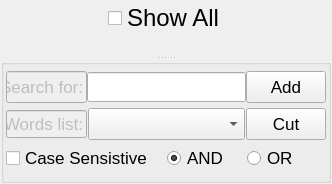
Before: the Qt Designer form ui_forms/selectoptions.ui in parisolab/mathmod, drawn with Qt 5.
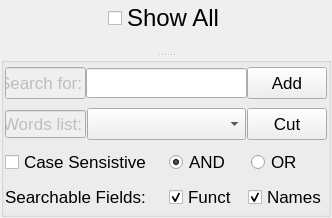
After: the same form once the commit is applied.

Commit message: #13 ADD Scripts Tool selection

```diff
--- a/ui_forms/selectoptions.ui
+++ b/ui_forms/selectoptions.ui
@@ -7,7 +7,7 @@
     <x>0</x>
     <y>0</y>
     <width>332</width>
-    <height>184</height>
+    <height>218</height>
    </rect>
   </property>
   <property name="sizePolicy">
@@ -19,7 +19,7 @@
   <property name="windowTitle">
    <string>Search Options</string>
   </property>
-  <layout class="QGridLayout" name="gridLayout_2">
+  <layout class="QGridLayout" name="gridLayout">
    <property name="leftMargin">
     <number>1</number>
    </property>
@@ -32,17 +32,11 @@
    <property name="bottomMargin">
     <number>1</number>
    </property>
-   <property name="spacing">
-    <number>1</number>
-   </property>
    <item row="0" column="0">
     <widget class="QSplitter" name="splitter">
      <property name="orientation">
       <enum>Qt::Vertical</enum>
      </property>
-     <property name="handleWidth">
-      <number>3</number>
-     </property>
      <widget class="QWidget" name="layoutWidget">
       <layout class="QVBoxLayout" name="verticalLayout">
        <item>
@@ -132,20 +126,17 @@
       <property name="checked">
        <bool>false</bool>
       </property>
-      <layout class="QGridLayout" name="gridLayout">
+      <layout class="QGridLayout" name="gridLayout_2">
        <property name="leftMargin">
-        <number>2</number>
+        <number>1</number>
        </property>
        <property name="topMargin">
-        <number>2</number>
+        <number>1</number>
        </property>
        <property name="rightMargin">
-        <number>2</number>
+        <number>1</number>
        </property>
        <property name="bottomMargin">
-        <number>2</number>
-       </property>
-       <property name="spacing">
         <number>1</number>
        </property>
        <item row="0" column="0">
@@ -317,6 +308,41 @@
          </item>
         </layout>
        </item>
+       <item row="3" column="0">
+        <layout class="QHBoxLayout" name="horizontalLayout_7">
+         <item>
+          <widget class="QLabel" name="label">
+           <property name="text">
+            <string>Searchable Fields:</string>
+           </property>
+          </widget>
+         </item>
+         <item>
+          <layout class="QHBoxLayout" name="horizontalLayout_6">
+           <item>
+            <widget class="QCheckBox" name="FunctcheckBox">
+             <property name="text">
+              <string>Funct</string>
+             </property>
+             <property name="checked">
+              <bool>true</bool>
+             </property>
+            </widget>
+           </item>
+           <item>
+            <widget class="QCheckBox" name="NamescheckBox">
+             <property name="text">
+              <string>Names</string>
+             </property>
+             <property name="checked">
+              <bool>true</bool>
+             </property>
+            </widget>
+           </item>
+          </layout>
+         </item>
+        </layout>
+       </item>
       </layout>
      </widget>
     </widget>
```
